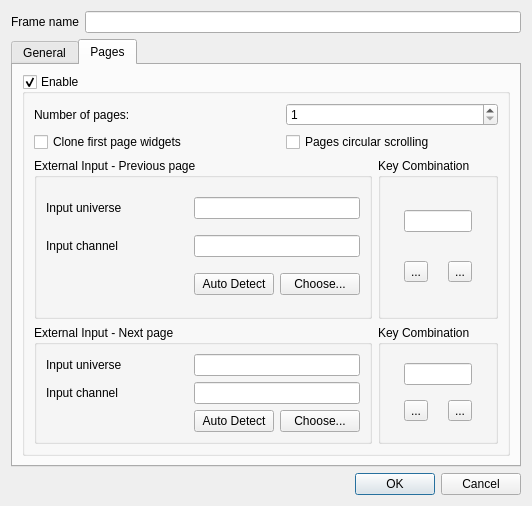
First picture: the form in ui/src/virtualconsole/vcframeproperties.ui, repository mcallegari/qlcplus, before the edit.
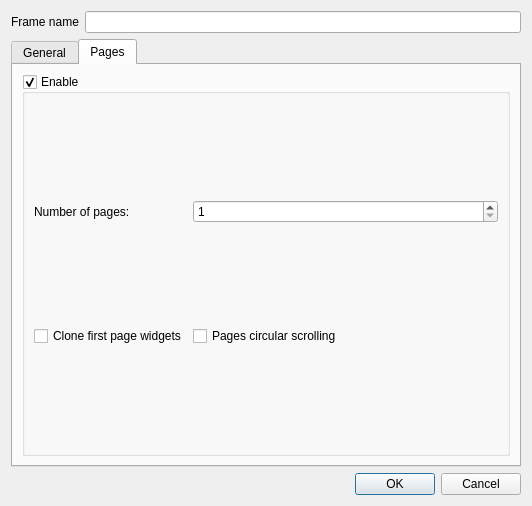
Second picture: the form after the edit. The open tabs and pages were chosen to show the change. Icons and pictures are not drawn.

Commit message: VC/Frame: make use of InputSelectionWidget

```diff
--- a/ui/src/virtualconsole/vcframeproperties.ui
+++ b/ui/src/virtualconsole/vcframeproperties.ui
@@ -100,146 +100,7 @@
         </widget>
        </item>
        <item>
-        <layout class="QHBoxLayout" name="horizontalLayout_2">
-         <item>
-          <widget class="QGroupBox" name="groupBox_3">
-           <property name="title">
-            <string>External Input - Enable</string>
-           </property>
-           <layout class="QGridLayout" name="gridLayout_6">
-            <item row="0" column="0">
-             <widget class="QLabel" name="m_enableInputUniverseLabel">
-              <property name="text">
-               <string>Input universe</string>
-              </property>
-             </widget>
-            </item>
-            <item row="0" column="1" colspan="2">
-             <widget class="QLineEdit" name="m_enableInputUniverseEdit">
-              <property name="toolTip">
-               <string>The input universe that sends data to this widget</string>
-              </property>
-              <property name="readOnly">
-               <bool>true</bool>
-              </property>
-             </widget>
-            </item>
-            <item row="1" column="0">
-             <widget class="QLabel" name="m_enableInputChannelLabel">
-              <property name="text">
-               <string>Input channel</string>
-              </property>
-             </widget>
-            </item>
-            <item row="1" column="1" colspan="2">
-             <widget class="QLineEdit" name="m_enableInputChannelEdit">
-              <property name="toolTip">
-               <string>The particular input channel within the input universe that sends data to this widget</string>
-              </property>
-              <property name="readOnly">
-               <bool>true</bool>
-              </property>
-             </widget>
-            </item>
-            <item row="2" column="0">
-             <spacer name="horizontalSpacer_3">
-              <property name="orientation">
-               <enum>Qt::Horizontal</enum>
-              </property>
-              <property name="sizeHint" stdset="0">
-               <size>
-                <width>154</width>
-                <height>20</height>
-               </size>
-              </property>
-             </spacer>
-            </item>
-            <item row="2" column="1">
-             <widget class="QPushButton" name="m_enableAutoDetectInputButton">
-              <property name="toolTip">
-               <string>When toggled, you can move an external control to assign it to this frame.</string>
-              </property>
-              <property name="text">
-               <string>Auto Detect</string>
-              </property>
-              <property name="checkable">
-               <bool>true</bool>
-              </property>
-             </widget>
-            </item>
-            <item row="2" column="2">
-             <widget class="QPushButton" name="m_enableChooseInputButton">
-              <property name="toolTip">
-               <string>Choose an external input universe &amp; channel that this widget should listen to</string>
-              </property>
-              <property name="text">
-               <string>Choose...</string>
-              </property>
-             </widget>
-            </item>
-           </layout>
-          </widget>
-         </item>
-         <item>
-          <widget class="QGroupBox" name="groupBox_4">
-           <property name="title">
-            <string>Key Combination</string>
-           </property>
-           <layout class="QGridLayout" name="gridLayout_7">
-            <item row="0" column="0" colspan="2">
-             <widget class="QLineEdit" name="m_enableKeyEdit">
-              <property name="toolTip">
-               <string>The key combination used to enable/disable the frame</string>
-              </property>
-              <property name="readOnly">
-               <bool>true</bool>
-              </property>
-             </widget>
-            </item>
-            <item row="1" column="0">
-             <widget class="QToolButton" name="m_enableAttachButton">
-              <property name="toolTip">
-               <string>Bind a key combination to enable/disable the frame</string>
-              </property>
-              <property name="text">
-               <string notr="true">...</string>
-              </property>
-              <property name="icon">
-               <iconset resource="../qlcui.qrc">
-                <normaloff>:/key_bindings.png</normaloff>:/key_bindings.png</iconset>
-              </property>
-              <property name="iconSize">
-               <size>
-                <width>32</width>
-                <height>32</height>
-               </size>
-              </property>
-             </widget>
-            </item>
-            <item row="1" column="1">
-             <widget class="QToolButton" name="m_enableDetachButton">
-              <property name="toolTip">
-               <string>Clear the key binding</string>
-              </property>
-              <property name="text">
-               <string notr="true">...</string>
-              </property>
-              <property name="icon">
-               <iconset resource="../qlcui.qrc">
-                <normaloff>:/fileclose.png</normaloff>:/fileclose.png</iconset>
-              </property>
-              <property name="iconSize">
-               <size>
-                <width>32</width>
-                <height>32</height>
-               </size>
-              </property>
-             </widget>
-            </item>
-           </layout>
-          </widget>
-         </item>
-        </layout>
+        <layout class="QVBoxLayout" name="m_extEnableLayout"/>
        </item>
        <item>
         <spacer name="verticalSpacer">
@@ -270,309 +131,14 @@
           <bool>true</bool>
          </property>
          <layout class="QGridLayout" name="gridLayout_3">
-          <item row="2" column="0">
-           <widget class="QCheckBox" name="m_cloneFirstPageCheck">
+          <item row="2" column="1" colspan="2">
+           <widget class="QCheckBox" name="m_pagesLoopCheck">
             <property name="text">
-             <string>Clone first page widgets</string>
+             <string>Pages circular scrolling</string>
             </property>
            </widget>
           </item>
-          <item row="7" column="0" colspan="3">
-           <widget class="QGroupBox" name="m_externalInputGroup_2">
-            <property name="sizePolicy">
-             <sizepolicy hsizetype="Expanding" vsizetype="Preferred">
-              <horstretch>0</horstretch>
-              <verstretch>0</verstretch>
-             </sizepolicy>
-            </property>
-            <property name="title">
-             <string>External Input - Next page</string>
-            </property>
-            <layout class="QGridLayout" name="gridLayout_2">
-             <item row="0" column="0">
-              <widget class="QLabel" name="m_nextInputUniverseLabel">
-               <property name="text">
-                <string>Input universe</string>
-               </property>
-              </widget>
-             </item>
-             <item row="0" column="1" colspan="2">
-              <widget class="QLineEdit" name="m_nextInputUniverseEdit">
-               <property name="toolTip">
-                <string>The input universe that sends data to this widget</string>
-               </property>
-               <property name="readOnly">
-                <bool>true</bool>
-               </property>
-              </widget>
-             </item>
-             <item row="1" column="0">
-              <widget class="QLabel" name="m_nextInputChannelLabel">
-               <property name="text">
-                <string>Input channel</string>
-               </property>
-              </widget>
-             </item>
-             <item row="1" column="1" colspan="2">
-              <widget class="QLineEdit" name="m_nextInputChannelEdit">
-               <property name="toolTip">
-                <string>The particular input channel within the input universe that sends data to this widget</string>
-               </property>
-               <property name="readOnly">
-                <bool>true</bool>
-               </property>
-              </widget>
-             </item>
-             <item row="2" column="2">
-              <widget class="QPushButton" name="m_nextChooseInputButton">
-               <property name="toolTip">
-                <string>Choose an external input universe &amp; channel that this widget should listen to</string>
-               </property>
-               <property name="text">
-                <string>Choose...</string>
-               </property>
-              </widget>
-             </item>
-             <item row="2" column="1">
-              <widget class="QPushButton" name="m_nextAutoDetectInputButton">
-               <property name="toolTip">
-                <string>When toggled, you can move an external slider/knob to assign it to this widget.</string>
-               </property>
-               <property name="text">
-                <string>Auto Detect</string>
-               </property>
-               <property name="checkable">
-                <bool>true</bool>
-               </property>
-              </widget>
-             </item>
-             <item row="2" column="0">
-              <spacer name="horizontalSpacer_2">
-               <property name="orientation">
-                <enum>Qt::Horizontal</enum>
-               </property>
-               <property name="sizeHint" stdset="0">
-                <size>
-                 <width>200</width>
-                 <height>20</height>
-                </size>
-               </property>
-              </spacer>
-             </item>
-            </layout>
-           </widget>
-          </item>
-          <item row="4" column="0" rowspan="2" colspan="3">
-           <widget class="QGroupBox" name="m_externalInputGroup">
-            <property name="sizePolicy">
-             <sizepolicy hsizetype="Expanding" vsizetype="Preferred">
-              <horstretch>0</horstretch>
-              <verstretch>0</verstretch>
-             </sizepolicy>
-            </property>
-            <property name="title">
-             <string>External Input - Previous page</string>
-            </property>
-            <layout class="QGridLayout" name="gridLayout">
-             <item row="2" column="2">
-              <widget class="QPushButton" name="m_previousChooseInputButton">
-               <property name="toolTip">
-                <string>Choose an external input universe &amp; channel that this widget should listen to</string>
-               </property>
-               <property name="text">
-                <string>Choose...</string>
-               </property>
-              </widget>
-             </item>
-             <item row="2" column="0">
-              <spacer name="horizontalSpacer">
-               <property name="orientation">
-                <enum>Qt::Horizontal</enum>
-               </property>
-               <property name="sizeHint" stdset="0">
-                <size>
-                 <width>200</width>
-                 <height>20</height>
-                </size>
-               </property>
-              </spacer>
-             </item>
-             <item row="0" column="0">
-              <widget class="QLabel" name="m_previousInputUniverseLabel">
-               <property name="text">
-                <string>Input universe</string>
-               </property>
-              </widget>
-             </item>
-             <item row="0" column="1" colspan="2">
-              <widget class="QLineEdit" name="m_previousInputUniverseEdit">
-               <property name="toolTip">
-                <string>The input universe that sends data to this widget</string>
-               </property>
-               <property name="readOnly">
-                <bool>true</bool>
-               </property>
-              </widget>
-             </item>
-             <item row="1" column="0">
-              <widget class="QLabel" name="m_previousInputChannelLabel">
-               <property name="text">
-                <string>Input channel</string>
-               </property>
-              </widget>
-             </item>
-             <item row="1" column="1" colspan="2">
-              <widget class="QLineEdit" name="m_previousInputChannelEdit">
-               <property name="toolTip">
-                <string>The particular input channel within the input universe that sends data to this widget</string>
-               </property>
-               <property name="readOnly">
-                <bool>true</bool>
-               </property>
-              </widget>
-             </item>
-             <item row="2" column="1">
-              <widget class="QPushButton" name="m_previousAutoDetectInputButton">
-               <property name="toolTip">
-                <string>When toggled, you can move an external slider/knob to assign it to this frame.</string>
-               </property>
-               <property name="text">
-                <string>Auto Detect</string>
-               </property>
-               <property name="checkable">
-                <bool>true</bool>
-               </property>
-              </widget>
-             </item>
-            </layout>
-           </widget>
-          </item>
-          <item row="0" column="0">
-           <widget class="QLabel" name="label_2">
-            <property name="text">
-             <string>Number of pages:</string>
-            </property>
-           </widget>
-          </item>
-          <item row="7" column="3">
-           <widget class="QGroupBox" name="groupBox">
-            <property name="title">
-             <string>Key Combination</string>
-            </property>
-            <layout class="QGridLayout" name="gridLayout_5">
-             <item row="1" column="1">
-              <widget class="QToolButton" name="m_nextAttachButton">
-               <property name="toolTip">
-                <string>Bind a key combination to skip to the next frame page</string>
-               </property>
-               <property name="text">
-                <string notr="true">...</string>
-               </property>
-               <property name="icon">
-                <iconset resource="../qlcui.qrc">
-                 <normaloff>:/key_bindings.png</normaloff>:/key_bindings.png</iconset>
-               </property>
-               <property name="iconSize">
-                <size>
-                 <width>32</width>
-                 <height>32</height>
-                </size>
-               </property>
-              </widget>
-             </item>
-             <item row="1" column="2">
-              <widget class="QToolButton" name="m_nextDetachButton">
-               <property name="toolTip">
-                <string>Clear the key binding</string>
-               </property>
-               <property name="text">
-                <string notr="true">...</string>
-               </property>
-               <property name="icon">
-                <iconset resource="../qlcui.qrc">
-                 <normaloff>:/fileclose.png</normaloff>:/fileclose.png</iconset>
-               </property>
-               <property name="iconSize">
-                <size>
-                 <width>32</width>
-                 <height>32</height>
-                </size>
-               </property>
-              </widget>
-             </item>
-             <item row="0" column="1" colspan="2">
-              <widget class="QLineEdit" name="m_nextKeyEdit">
-               <property name="toolTip">
-                <string>The key combination used to go to the next frame page</string>
-               </property>
-               <property name="readOnly">
-                <bool>true</bool>
-               </property>
-              </widget>
-             </item>
-            </layout>
-           </widget>
-          </item>
-          <item row="4" column="3" rowspan="2">
-           <widget class="QGroupBox" name="groupBox_2">
-            <property name="title">
-             <string>Key Combination</string>
-            </property>
-            <layout class="QGridLayout" name="gridLayout_4">
-             <item row="1" column="0">
-              <widget class="QToolButton" name="m_previousAttachButton">
-               <property name="toolTip">
-                <string>Bind a key combination to skip to the previous frame page</string>
-               </property>
-               <property name="text">
-                <string notr="true">...</string>
-               </property>
-               <property name="icon">
-                <iconset resource="../qlcui.qrc">
-                 <normaloff>:/key_bindings.png</normaloff>:/key_bindings.png</iconset>
-               </property>
-               <property name="iconSize">
-                <size>
-                 <width>32</width>
-                 <height>32</height>
-                </size>
-               </property>
-              </widget>
-             </item>
-             <item row="1" column="1">
-              <widget class="QToolButton" name="m_previousDetachButton">
-               <property name="toolTip">
-                <string>Clear the key binding</string>
-               </property>
-               <property name="text">
-                <string notr="true">...</string>
-               </property>
-               <property name="icon">
-                <iconset resource="../qlcui.qrc">
-                 <normaloff>:/fileclose.png</normaloff>:/fileclose.png</iconset>
-               </property>
-               <property name="iconSize">
-                <size>
-                 <width>32</width>
-                 <height>32</height>
-                </size>
-               </property>
-              </widget>
-             </item>
-             <item row="0" column="0" colspan="2">
-              <widget class="QLineEdit" name="m_previousKeyEdit">
-               <property name="toolTip">
-                <string>The key combination used to go to the previous frame page</string>
-               </property>
-               <property name="readOnly">
-                <bool>true</bool>
-               </property>
-              </widget>
-             </item>
-            </layout>
-           </widget>
-          </item>
-          <item row="0" column="2" colspan="2">
+          <item row="0" column="1" colspan="2">
            <widget class="QSpinBox" name="m_totalPagesSpin">
             <property name="minimum">
              <number>1</number>
@@ -582,13 +148,23 @@
             </property>
            </widget>
           </item>
-          <item row="2" column="2" colspan="2">
-           <widget class="QCheckBox" name="m_pagesLoopCheck">
+          <item row="0" column="0">
+           <widget class="QLabel" name="label_2">
             <property name="text">
-             <string>Pages circular scrolling</string>
+             <string>Number of pages:</string>
             </property>
            </widget>
           </item>
+          <item row="2" column="0">
+           <widget class="QCheckBox" name="m_cloneFirstPageCheck">
+            <property name="text">
+             <string>Clone first page widgets</string>
+            </property>
+           </widget>
+          </item>
+          <item row="3" column="0" colspan="3">
+           <layout class="QVBoxLayout" name="m_extInputPages"/>
+          </item>
          </layout>
         </widget>
        </item>
```
Left out of the diff: 5 changed lines with no effect on the pictures. The commit also changes 2 other files.
